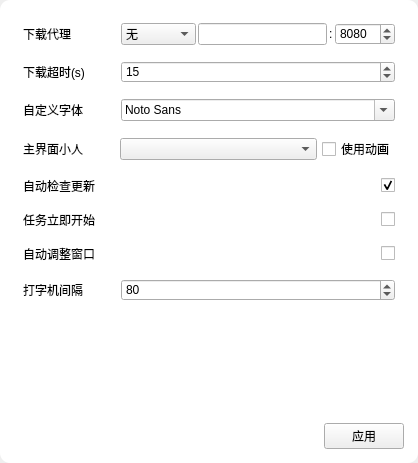
Old version of the form src/gui/design/WidgetSetting.ui in the repository Icexbb/SekaiSubtitle-Python.
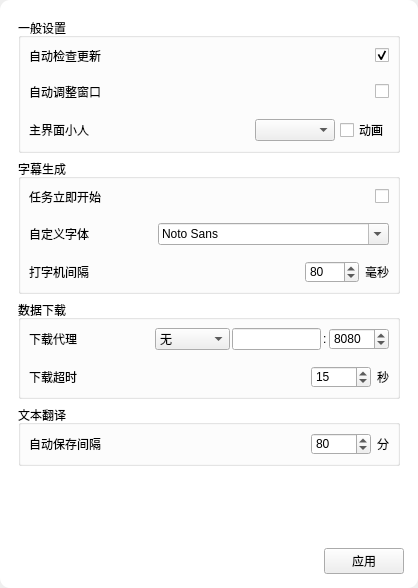
New version of the form.

Commit message: Translate Add Check Text AutoSave Setting Auto Adjust Adjust UI

```diff
--- a/src/gui/design/WidgetSetting.ui
+++ b/src/gui/design/WidgetSetting.ui
@@ -7,7 +7,7 @@
     <x>0</x>
     <y>0</y>
     <width>418</width>
-    <height>463</height>
+    <height>588</height>
    </rect>
   </property>
   <property name="windowTitle">
@@ -77,12 +77,538 @@
            <x>0</x>
            <y>0</y>
            <width>400</width>
-           <height>396</height>
+           <height>521</height>
           </rect>
          </property>
          <layout class="QVBoxLayout" name="verticalLayout_3">
           <item>
-           <layout class="QHBoxLayout" name="horizontalLayout_2" stretch="1,3">
+           <widget class="QGroupBox" name="GB1">
+            <property name="title">
+             <string>一般设置</string>
+            </property>
+            <layout class="QVBoxLayout" name="verticalLayout_2">
+             <property name="leftMargin">
+              <number>3</number>
+             </property>
+             <property name="topMargin">
+              <number>3</number>
+             </property>
+             <property name="rightMargin">
+              <number>3</number>
+             </property>
+             <property name="bottomMargin">
+              <number>3</number>
+             </property>
+             <item>
+              <layout class="QHBoxLayout" name="HL1" stretch="2,5">
+               <property name="spacing">
+                <number>5</number>
+               </property>
+               <property name="leftMargin">
+                <number>5</number>
+               </property>
+               <property name="topMargin">
+                <number>5</number>
+               </property>
+               <property name="rightMargin">
+                <number>5</number>
+               </property>
+               <property name="bottomMargin">
+                <number>5</number>
+               </property>
+               <item>
+                <widget class="QLabel" name="label_5">
+                 <property name="text">
+                  <string>自动检查更新</string>
+                 </property>
+                </widget>
+               </item>
+               <item>
+                <widget class="QWidget" name="widget" native="true">
+                 <layout class="QHBoxLayout" name="horizontalLayout">
+                  <property name="spacing">
+                   <number>0</number>
+                  </property>
+                  <property name="leftMargin">
+                   <number>0</number>
+                  </property>
+                  <property name="topMargin">
+                   <number>0</number>
+                  </property>
+                  <property name="rightMargin">
+                   <number>0</number>
+                  </property>
+                  <property name="bottomMargin">
+                   <number>0</number>
+                  </property>
+                  <item>
+                   <spacer name="horizontalSpacer_2">
+                    <property name="orientation">
+                     <enum>Qt::Horizontal</enum>
+                    </property>
+                    <property name="sizeHint" stdset="0">
+                     <size>
+                      <width>40</width>
+                      <height>20</height>
+                     </size>
+                    </property>
+                   </spacer>
+                  </item>
+                  <item>
+                   <widget class="QCheckBox" name="SettingStartupUpdateCheck">
+                    <property name="sizePolicy">
+                     <sizepolicy hsizetype="Maximum" vsizetype="Fixed">
+                      <horstretch>0</horstretch>
+                      <verstretch>0</verstretch>
+                     </sizepolicy>
+                    </property>
+                    <property name="text">
+                     <string/>
+                    </property>
+                    <property name="checked">
+                     <bool>true</bool>
+                    </property>
+                    <property name="autoRepeat">
+                     <bool>false</bool>
+                    </property>
+                   </widget>
+                  </item>
+                 </layout>
+                </widget>
+               </item>
+              </layout>
+             </item>
+             <item>
+              <layout class="QHBoxLayout" name="HL2" stretch="2,5">
+               <property name="spacing">
+                <number>5</number>
+               </property>
+               <property name="leftMargin">
+                <number>5</number>
+               </property>
+               <property name="topMargin">
+                <number>5</number>
+               </property>
+               <property name="rightMargin">
+                <number>5</number>
+               </property>
+               <property name="bottomMargin">
+                <number>5</number>
+               </property>
+               <item>
+                <widget class="QLabel" name="label_8">
+                 <property name="text">
+                  <string>自动调整窗口</string>
+                 </property>
+                </widget>
+               </item>
+               <item>
+                <widget class="QWidget" name="widget_2" native="true">
+                 <layout class="QHBoxLayout" name="horizontalLayout_2">
+                  <property name="spacing">
+                   <number>0</number>
+                  </property>
+                  <property name="leftMargin">
+                   <number>0</number>
+                  </property>
+                  <property name="topMargin">
+                   <number>0</number>
+                  </property>
+                  <property name="rightMargin">
+                   <number>0</number>
+                  </property>
+                  <property name="bottomMargin">
+                   <number>0</number>
+                  </property>
+                  <item>
+                   <spacer name="horizontalSpacer_3">
+                    <property name="orientation">
+                     <enum>Qt::Horizontal</enum>
+                    </property>
+                    <property name="sizeHint" stdset="0">
+                     <size>
+                      <width>240</width>
+                      <height>20</height>
+                     </size>
+                    </property>
+                   </spacer>
+                  </item>
+                  <item>
+                   <widget class="QCheckBox" name="SettingStartAdjustWindowCheck">
+                    <property name="sizePolicy">
+                     <sizepolicy hsizetype="Maximum" vsizetype="Fixed">
+                      <horstretch>0</horstretch>
+                      <verstretch>0</verstretch>
+                     </sizepolicy>
+                    </property>
+                    <property name="text">
+                     <string/>
+                    </property>
+                    <property name="autoRepeat">
+                     <bool>false</bool>
+                    </property>
+                   </widget>
+                  </item>
+                 </layout>
+                </widget>
+               </item>
+              </layout>
+             </item>
+             <item>
+              <layout class="QHBoxLayout" name="HL3" stretch="2,5">
+               <property name="spacing">
+                <number>5</number>
+               </property>
+               <property name="leftMargin">
+                <number>5</number>
+               </property>
+               <property name="topMargin">
+                <number>5</number>
+               </property>
+               <property name="rightMargin">
+                <number>5</number>
+               </property>
+               <property name="bottomMargin">
+                <number>5</number>
+               </property>
+               <item>
+                <widget class="QLabel" name="label_4">
+                 <property name="text">
+                  <string>主界面小人</string>
+                 </property>
+                </widget>
+               </item>
+               <item>
+                <layout class="QHBoxLayout" name="horizontalLayout_6">
+                 <item>
+                  <spacer name="horizontalSpacer_9">
+                   <property name="orientation">
+                    <enum>Qt::Horizontal</enum>
+                   </property>
+                   <property name="sizeHint" stdset="0">
+                    <size>
+                     <width>40</width>
+                     <height>20</height>
+                    </size>
+                   </property>
+                  </spacer>
+                 </item>
+                 <item>
+                  <widget class="QComboBox" name="SettingChibiSelect">
+                   <property name="minimumSize">
+                    <size>
+                     <width>80</width>
+                     <height>0</height>
+                    </size>
+                   </property>
+                  </widget>
+                 </item>
+                 <item>
+                  <widget class="QCheckBox" name="SettingAnimatedCheck">
+                   <property name="sizePolicy">
+                    <sizepolicy hsizetype="Maximum" vsizetype="Fixed">
+                     <horstretch>0</horstretch>
+                     <verstretch>0</verstretch>
+                    </sizepolicy>
+                   </property>
+                   <property name="text">
+                    <string>动画</string>
+                   </property>
+                  </widget>
+                 </item>
+                </layout>
+               </item>
+              </layout>
+             </item>
+            </layout>
+           </widget>
+          </item>
+          <item>
+           <widget class="QGroupBox" name="GB2">
+            <property name="title">
+             <string>字幕生成</string>
+            </property>
+            <layout class="QVBoxLayout" name="verticalLayout_5">
+             <property name="leftMargin">
+              <number>3</number>
+             </property>
+             <property name="topMargin">
+              <number>3</number>
+             </property>
+             <property name="rightMargin">
+              <number>3</number>
+             </property>
+             <property name="bottomMargin">
+              <number>3</number>
+             </property>
+             <item>
+              <layout class="QHBoxLayout" name="HL4" stretch="2,5">
+               <property name="spacing">
+                <number>5</number>
+               </property>
+               <property name="leftMargin">
+                <number>5</number>
+               </property>
+               <property name="topMargin">
+                <number>5</number>
+               </property>
+               <property name="rightMargin">
+                <number>5</number>
+               </property>
+               <property name="bottomMargin">
+                <number>5</number>
+               </property>
+               <item>
+                <widget class="QLabel" name="label_3">
+                 <property name="text">
+                  <string>任务立即开始</string>
+                 </property>
+                </widget>
+               </item>
+               <item>
+                <widget class="QWidget" name="widget_3" native="true">
+                 <layout class="QHBoxLayout" name="horizontalLayout_4">
+                  <property name="spacing">
+                   <number>0</number>
+                  </property>
+                  <property name="leftMargin">
+                   <number>0</number>
+                  </property>
+                  <property name="topMargin">
+                   <number>0</number>
+                  </property>
+                  <property name="rightMargin">
+                   <number>0</number>
+                  </property>
+                  <property name="bottomMargin">
+                   <number>0</number>
+                  </property>
+                  <item>
+                   <spacer name="horizontalSpacer_4">
+                    <property name="orientation">
+                     <enum>Qt::Horizontal</enum>
+                    </property>
+                    <property name="sizeHint" stdset="0">
+                     <size>
+                      <width>240</width>
+                      <height>20</height>
+                     </size>
+                    </property>
+                   </spacer>
+                  </item>
+                  <item>
+                   <widget class="QCheckBox" name="SettingStartImmediateCheck">
+                    <property name="sizePolicy">
+                     <sizepolicy hsizetype="Maximum" vsizetype="Fixed">
+                      <horstretch>0</horstretch>
+                      <verstretch>0</verstretch>
+                     </sizepolicy>
+                    </property>
+                    <property name="text">
+                     <string/>
+                    </property>
+                    <property name="autoRepeat">
+                     <bool>false</bool>
+                    </property>
+                   </widget>
+                  </item>
+                 </layout>
+                </widget>
+               </item>
+              </layout>
+             </item>
+             <item>
+              <layout class="QHBoxLayout" name="HL5" stretch="2,5">
+               <property name="spacing">
+                <number>5</number>
+               </property>
+               <property name="leftMargin">
+                <number>5</number>
+               </property>
+               <property name="topMargin">
+                <number>5</number>
+               </property>
+               <property name="rightMargin">
+                <number>5</number>
+               </property>
+               <property name="bottomMargin">
+                <number>5</number>
+               </property>
+               <item>
+                <widget class="QLabel" name="label">
+                 <property name="text">
+                  <string>自定义字体</string>
+                 </property>
+                </widget>
+               </item>
+               <item>
+                <widget class="QWidget" name="widget_4" native="true">
+                 <property name="minimumSize">
+                  <size>
+                   <width>20</width>
+                   <height>0</height>
+                  </size>
+                 </property>
+                 <layout class="QHBoxLayout" name="horizontalLayout_5">
+                  <property name="spacing">
+                   <number>0</number>
+                  </property>
+                  <property name="leftMargin">
+                   <number>0</number>
+                  </property>
+                  <property name="topMargin">
+                   <number>0</number>
+                  </property>
+                  <property name="rightMargin">
+                   <number>0</number>
+                  </property>
+                  <property name="bottomMargin">
+                   <number>0</number>
+                  </property>
+                  <item>
+                   <spacer name="horizontalSpacer_5">
+                    <property name="orientation">
+                     <enum>Qt::Horizontal</enum>
+                    </property>
+                    <property name="sizeHint" stdset="0">
+                     <size>
+                      <width>40</width>
+                      <height>20</height>
+                     </size>
+                    </property>
+                   </spacer>
+                  </item>
+                  <item>
+                   <widget class="QFontComboBox" name="SettingFontComboBox">
+                    <property name="currentFont">
+                     <font>
+                      <family>思源黑体 CN Bold</family>
+                      <pointsize>83</pointsize>
+                      <bold>true</bold>
+                     </font>
+                    </property>
+                   </widget>
+                  </item>
+                 </layout>
+                </widget>
+               </item>
+              </layout>
+             </item>
+             <item>
+              <layout class="QHBoxLayout" name="HL6" stretch="2,5">
+               <property name="spacing">
+                <number>5</number>
+               </property>
+               <property name="leftMargin">
+                <number>5</number>
+               </property>
+               <property name="topMargin">
+                <number>5</number>
+               </property>
+               <property name="rightMargin">
+                <number>5</number>
+               </property>
+               <property name="bottomMargin">
+                <number>5</number>
+               </property>
+               <item>
+                <widget class="QLabel" name="label_7">
+                 <property name="text">
+                  <string>打字机间隔</string>
+                 </property>
+                </widget>
+               </item>
+               <item>
+                <widget class="QWidget" name="widget_5" native="true">
+                 <property name="minimumSize">
+                  <size>
+                   <width>20</width>
+                   <height>0</height>
+                  </size>
+                 </property>
+                 <layout class="QHBoxLayout" name="horizontalLayout_7">
+                  <property name="leftMargin">
+                   <number>0</number>
+                  </property>
+                  <property name="topMargin">
+                   <number>0</number>
+                  </property>
+                  <property name="rightMargin">
+                   <number>0</number>
+                  </property>
+                  <property name="bottomMargin">
+                   <number>0</number>
+                  </property>
+                  <item>
+                   <spacer name="HS">
+                    <property name="orientation">
+                     <enum>Qt::Horizontal</enum>
+                    </property>
+                    <property name="sizeHint" stdset="0">
+                     <size>
+                      <width>40</width>
+                      <height>20</height>
+                     </size>
+                    </property>
+                   </spacer>
+                  </item>
+                  <item>
+                   <widget class="QSpinBox" name="SettingTyperSpin">
+                    <property name="minimumSize">
+                     <size>
+                      <width>47</width>
+                      <height>0</height>
+                     </size>
+                    </property>
+                    <property name="maximum">
+                     <number>1000</number>
+                    </property>
+                    <property name="singleStep">
+                     <number>10</number>
+                    </property>
+                    <property name="value">
+                     <number>80</number>
+                    </property>
+                   </widget>
+                  </item>
+                  <item>
+                   <widget class="QLabel" name="label_22">
+                    <property name="text">
+                     <string>毫秒</string>
+                    </property>
+                   </widget>
+                  </item>
+                 </layout>
+                </widget>
+               </item>
+              </layout>
+             </item>
+            </layout>
+           </widget>
+          </item>
+          <item>
+           <widget class="QGroupBox" name="GB3">
+            <property name="title">
+             <string>数据下载</string>
+            </property>
+            <layout class="QVBoxLayout" name="verticalLayout_6">
+             <property name="leftMargin">
+              <number>3</number>
+             </property>
+             <property name="topMargin">
+              <number>3</number>
+             </property>
+             <property name="rightMargin">
+              <number>3</number>
+             </property>
+             <property name="bottomMargin">
+              <number>3</number>
+             </property>
+             <item>
+              <layout class="QHBoxLayout" name="HL7" stretch="2,5">
+               <property name="spacing">
+                <number>5</number>
+               </property>
             <property name="leftMargin">
              <number>5</number>
             </property>
@@ -103,10 +629,36 @@
              </widget>
             </item>
             <item>
+                <widget class="QWidget" name="qw" native="true">
              <layout class="QHBoxLayout" name="horizontalLayout_8">
               <property name="spacing">
                <number>2</number>
               </property>
+                  <property name="leftMargin">
+                   <number>0</number>
+                  </property>
+                  <property name="topMargin">
+                   <number>0</number>
+                  </property>
+                  <property name="rightMargin">
+                   <number>0</number>
+                  </property>
+                  <property name="bottomMargin">
+                   <number>0</number>
+                  </property>
+                  <item>
+                   <spacer name="horizontalSpacer_6">
+                    <property name="orientation">
+                     <enum>Qt::Horizontal</enum>
+                    </property>
+                    <property name="sizeHint" stdset="0">
+                     <size>
+                      <width>40</width>
+                      <height>20</height>
+                     </size>
+                    </property>
+                   </spacer>
+                  </item>
               <item>
                <widget class="QComboBox" name="SettingProxyTypeCombo">
                 <property name="sizePolicy">
@@ -148,7 +700,7 @@
                <widget class="QLineEdit" name="SettingProxyEdit"/>
               </item>
               <item>
-               <widget class="QLabel" name="label_6">
+                   <widget class="QLabel" name="SettingProxyLabel">
                 <property name="text">
                  <string>:</string>
                 </property>
@@ -180,11 +732,15 @@
                </widget>
               </item>
              </layout>
+                </widget>
             </item>
            </layout>
           </item>
           <item>
-           <layout class="QHBoxLayout" name="horizontalLayout_10" stretch="1,3">
+              <layout class="QHBoxLayout" name="HL8" stretch="2,5">
+               <property name="spacing">
+                <number>5</number>
+               </property>
             <property name="leftMargin">
              <number>5</number>
             </property>
@@ -200,12 +756,52 @@
             <item>
              <widget class="QLabel" name="label_9">
               <property name="text">
-               <string>下载超时(s)</string>
-              </property>
-             </widget>
+                  <string>下载超时</string>
+                 </property>
+                </widget>
+               </item>
+               <item>
+                <widget class="QWidget" name="widget_6" native="true">
+                 <property name="minimumSize">
+                  <size>
+                   <width>20</width>
+                   <height>0</height>
+                  </size>
+                 </property>
+                 <layout class="QHBoxLayout" name="horizontalLayout_9">
+                  <property name="leftMargin">
+                   <number>0</number>
+                  </property>
+                  <property name="topMargin">
+                   <number>0</number>
+                  </property>
+                  <property name="rightMargin">
+                   <number>0</number>
+                  </property>
+                  <property name="bottomMargin">
+                   <number>0</number>
+                  </property>
+                  <item>
+                   <spacer name="horizontalSpacer_7">
+                    <property name="orientation">
+                     <enum>Qt::Horizontal</enum>
+                    </property>
+                    <property name="sizeHint" stdset="0">
+                     <size>
+                      <width>40</width>
+                      <height>20</height>
+                     </size>
+                    </property>
+                   </spacer>
             </item>
             <item>
              <widget class="QSpinBox" name="SettingTimeoutSpin">
+                    <property name="minimumSize">
+                     <size>
+                      <width>60</width>
+                      <height>0</height>
+                     </size>
+                    </property>
               <property name="maximum">
                <number>60</number>
               </property>
@@ -217,44 +813,41 @@
               </property>
              </widget>
             </item>
-           </layout>
-          </item>
+                  <item>
+                   <widget class="QLabel" name="label_21">
+                    <property name="text">
+                     <string>秒</string>
+                    </property>
+                   </widget>
+                  </item>
+                 </layout>
+                </widget>
+               </item>
+              </layout>
+             </item>
+            </layout>
+           </widget>
+          </item>
           <item>
-           <layout class="QHBoxLayout" name="horizontalLayout" stretch="1,3">
+           <widget class="QGroupBox" name="GB4">
+            <property name="title">
+             <string>文本翻译</string>
+            </property>
+            <layout class="QVBoxLayout" name="verticalLayout_7">
             <property name="leftMargin">
-             <number>5</number>
+              <number>3</number>
             </property>
             <property name="topMargin">
-             <number>5</number>
+              <number>3</number>
             </property>
             <property name="rightMargin">
-             <number>5</number>
+              <number>3</number>
             </property>
             <property name="bottomMargin">
-             <number>5</number>
+              <number>3</number>
             </property>
             <item>
-             <widget class="QLabel" name="label">
-              <property name="text">
-               <string>自定义字体</string>
-              </property>
-             </widget>
-            </item>
-            <item>
-             <widget class="QFontComboBox" name="SettingFontComboBox">
-              <property name="currentFont">
-               <font>
-                <family>思源黑体 CN Bold</family>
-                <pointsize>83</pointsize>
-                <bold>true</bold>
-               </font>
-              </property>
-             </widget>
-            </item>
-           </layout>
-          </item>
-          <item>
-           <layout class="QHBoxLayout" name="horizontalLayout_5" stretch="1,3">
+              <layout class="QHBoxLayout" name="HL9" stretch="2,5">
             <property name="spacing">
              <number>5</number>
             </property>
@@ -271,177 +864,48 @@
              <number>5</number>
             </property>
             <item>
-             <widget class="QLabel" name="label_4">
+                <widget class="QLabel" name="label_19">
               <property name="text">
-               <string>主界面小人</string>
+                  <string>自动保存间隔</string>
               </property>
              </widget>
             </item>
             <item>
-             <layout class="QHBoxLayout" name="horizontalLayout_6">
-              <item>
-               <widget class="QComboBox" name="SettingChibiSelect"/>
-              </item>
-              <item>
-               <widget class="QCheckBox" name="SettingAnimatedCheck">
-                <property name="sizePolicy">
-                 <sizepolicy hsizetype="Maximum" vsizetype="Fixed">
-                  <horstretch>0</horstretch>
-                  <verstretch>0</verstretch>
-                 </sizepolicy>
-                </property>
-                <property name="text">
-                 <string>使用动画</string>
-                </property>
-               </widget>
-              </item>
-             </layout>
-            </item>
-           </layout>
-          </item>
-          <item>
-           <layout class="QHBoxLayout" name="horizontalLayout_7">
+                <widget class="QWidget" name="widget_7" native="true">
+                 <layout class="QHBoxLayout" name="horizontalLayout_10">
             <property name="leftMargin">
-             <number>5</number>
+                   <number>0</number>
             </property>
             <property name="topMargin">
-             <number>5</number>
+                   <number>0</number>
             </property>
             <property name="rightMargin">
-             <number>5</number>
+                   <number>0</number>
             </property>
             <property name="bottomMargin">
-             <number>5</number>
+                   <number>0</number>
             </property>
             <item>
-             <widget class="QLabel" name="label_5">
-              <property name="text">
-               <string>自动检查更新</string>
-              </property>
-             </widget>
-            </item>
-            <item>
-             <widget class="QCheckBox" name="SettingStartupUpdateCheck">
-              <property name="sizePolicy">
-               <sizepolicy hsizetype="Maximum" vsizetype="Fixed">
-                <horstretch>0</horstretch>
-                <verstretch>0</verstretch>
-               </sizepolicy>
-              </property>
-              <property name="text">
-               <string/>
-              </property>
-              <property name="checked">
-               <bool>true</bool>
-              </property>
-              <property name="autoRepeat">
-               <bool>false</bool>
-              </property>
-             </widget>
-            </item>
-           </layout>
-          </item>
+                   <spacer name="horizontalSpacer_8">
+                    <property name="orientation">
+                     <enum>Qt::Horizontal</enum>
+                    </property>
+                    <property name="sizeHint" stdset="0">
+                     <size>
+                      <width>40</width>
+                      <height>20</height>
+                     </size>
+                    </property>
+                   </spacer>
+                  </item>
           <item>
-           <layout class="QHBoxLayout" name="horizontalLayout_4">
-            <property name="leftMargin">
-             <number>5</number>
-            </property>
-            <property name="topMargin">
-             <number>5</number>
-            </property>
-            <property name="rightMargin">
-             <number>5</number>
-            </property>
-            <property name="bottomMargin">
-             <number>5</number>
-            </property>
-            <item>
-             <widget class="QLabel" name="label_3">
-              <property name="text">
-               <string>任务立即开始</string>
-              </property>
-             </widget>
-            </item>
-            <item>
-             <widget class="QCheckBox" name="SettingStartImmediateCheck">
-              <property name="sizePolicy">
-               <sizepolicy hsizetype="Maximum" vsizetype="Fixed">
-                <horstretch>0</horstretch>
-                <verstretch>0</verstretch>
-               </sizepolicy>
-              </property>
-              <property name="text">
-               <string/>
-              </property>
-              <property name="autoRepeat">
-               <bool>false</bool>
-              </property>
-             </widget>
-            </item>
-           </layout>
-          </item>
-          <item>
-           <layout class="QHBoxLayout" name="horizontalLayout_11">
-            <property name="leftMargin">
-             <number>5</number>
-            </property>
-            <property name="topMargin">
-             <number>5</number>
-            </property>
-            <property name="rightMargin">
-             <number>5</number>
-            </property>
-            <property name="bottomMargin">
-             <number>5</number>
-            </property>
-            <item>
-             <widget class="QLabel" name="label_8">
-              <property name="text">
-               <string>自动调整窗口</string>
-              </property>
-             </widget>
-            </item>
-            <item>
-             <widget class="QCheckBox" name="SettingStartAdjustWindowCheck">
-              <property name="sizePolicy">
-               <sizepolicy hsizetype="Maximum" vsizetype="Fixed">
-                <horstretch>0</horstretch>
-                <verstretch>0</verstretch>
-               </sizepolicy>
-              </property>
-              <property name="text">
-               <string/>
-              </property>
-              <property name="autoRepeat">
-               <bool>false</bool>
-              </property>
-             </widget>
-            </item>
-           </layout>
-          </item>
-          <item>
-           <layout class="QHBoxLayout" name="horizontalLayout_9" stretch="1,3">
-            <property name="leftMargin">
-             <number>5</number>
-            </property>
-            <property name="topMargin">
-             <number>5</number>
-            </property>
-            <property name="rightMargin">
-             <number>5</number>
-            </property>
-            <property name="bottomMargin">
-             <number>5</number>
-            </property>
-            <item>
-             <widget class="QLabel" name="label_7">
-              <property name="text">
-               <string>打字机间隔</string>
-              </property>
-             </widget>
-            </item>
-            <item>
-             <widget class="QSpinBox" name="SettingTyperSpin">
+                   <widget class="QSpinBox" name="SettingSaveSpin">
+                    <property name="minimumSize">
+                     <size>
+                      <width>60</width>
+                      <height>0</height>
+                     </size>
+                    </property>
               <property name="maximum">
                <number>1000</number>
               </property>
@@ -453,7 +917,20 @@
               </property>
              </widget>
             </item>
-           </layout>
+                  <item>
+                   <widget class="QLabel" name="label_6">
+                    <property name="text">
+                     <string>分</string>
+                    </property>
+                   </widget>
+                  </item>
+                 </layout>
+                </widget>
+               </item>
+              </layout>
+             </item>
+            </layout>
+           </widget>
           </item>
           <item>
            <spacer name="verticalSpacer">
```
Lines whose indentation alone changed are shown as unchanged. The commit also changes 16 other files.
